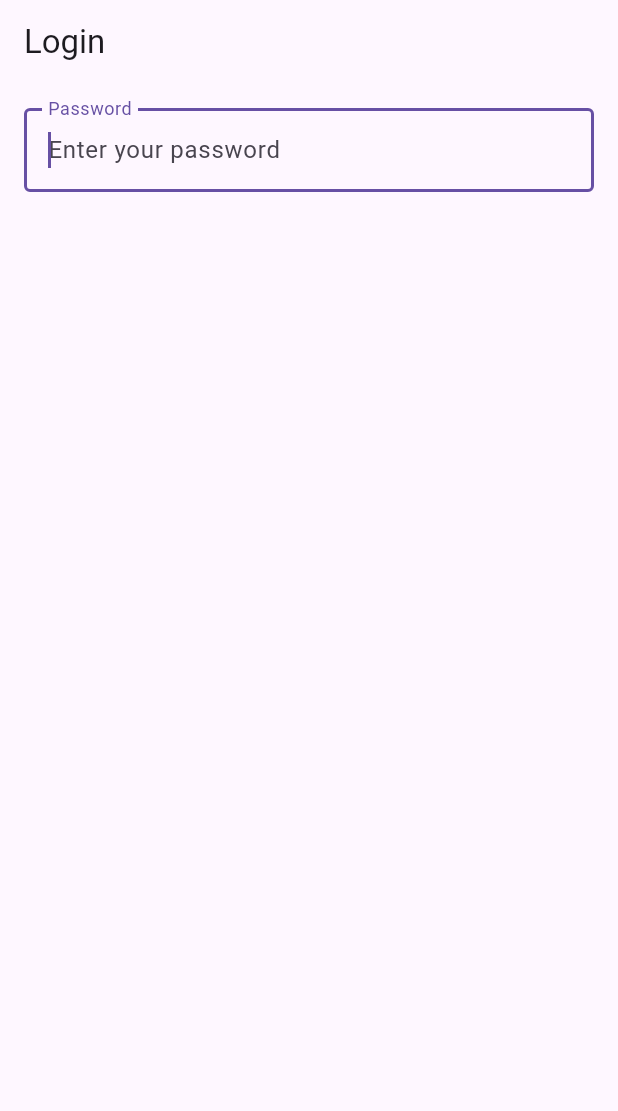
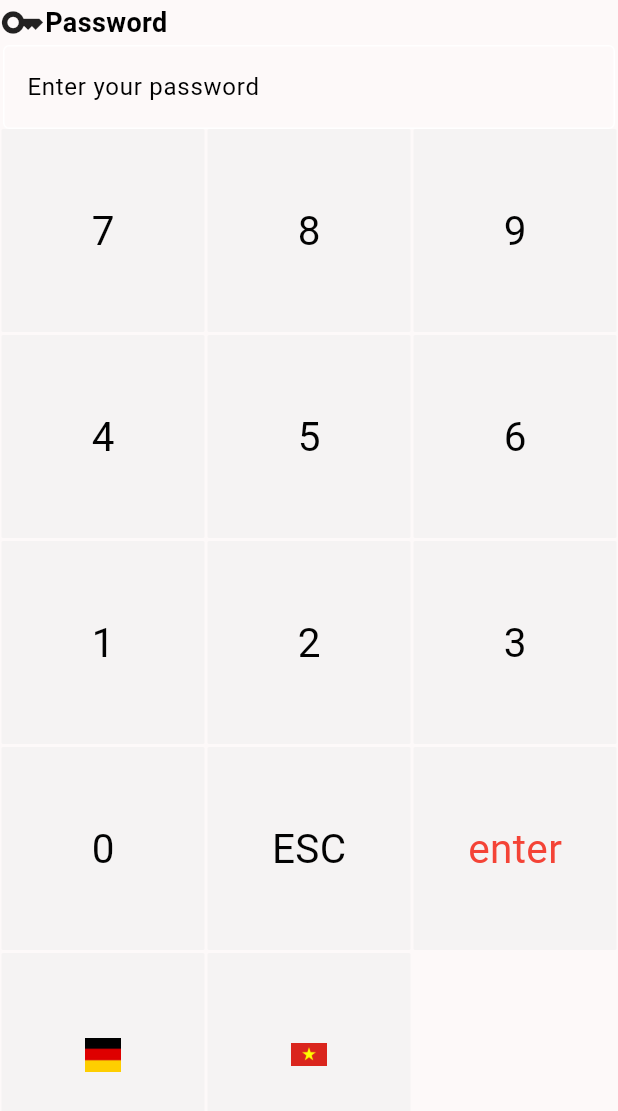
Before and after one commit to longtv-cnt/shop, a Flutter app: the screen it shows after launch, on a phone screen of 412 x 824 dp. Shown: the top 1111 px of the screen. Run offline on Flutter 3.47's test engine with Material 3 defaults, Android fonts, the phone set to English and light mode, and no system bars; missing offline and left inert: built_in_keyboard.

Commit message:
design basic

```diff
--- /dev/null
+++ b/lib/main copy.dart
@@ -0,0 +1,22 @@
+import 'package:flutter/material.dart';
+
+import 'keyboard/home_screen.dart';
+
+void main() {
+  runApp(const MyApp());
+}
+
+class MyApp extends StatelessWidget {
+  const MyApp({Key? key}) : super(key: key);
+  @override
+  Widget build(BuildContext context) {
+    return MaterialApp(
+      debugShowCheckedModeBanner: false,
+      title: 'Flutter Demo',
+      theme: ThemeData(
+        primarySwatch: Colors.blue,
+      ),
+      home: const CustomKeyboard(),
+    );
+  }
+}
--- a/lib/main.dart
+++ b/lib/main.dart
@@ -1,131 +1,209 @@
 import 'package:flutter/material.dart';
-import 'package:flutter/services.dart';
 import 'package:shop/admin.dart';
 
 void main() {
-  runApp(MyApp());
+  runApp(const MyApp());
 }
 
 class MyApp extends StatelessWidget {
+  const MyApp({Key? key});
+
   @override
   Widget build(BuildContext context) {
     return MaterialApp(
-      home: LoginScreen(),
       debugShowCheckedModeBanner: false,
+      title: 'Calculator',
+      theme: ThemeData(
+        colorScheme: ColorScheme.fromSwatch(primarySwatch: Colors.deepPurple),
+        useMaterial3: true,
+      ),
+      home: const Calculator(),
     );
   }
 }
 
-class LoginScreen extends StatefulWidget {
-  const LoginScreen({super.key});
+class Calculator extends StatefulWidget {
+  const Calculator({Key? key});
 
   @override
-  State<LoginScreen> createState() => _LoginScreenState();
+  State<Calculator> createState() => _CalculatorState();
 }
 
-class _LoginScreenState extends State<LoginScreen> {
-  final _textEditingController  = TextEditingController();
-String _correctPassword = "12345";
+class _CalculatorState extends State<Calculator> {
+  String userInput = '';
+  String _correctPassword = '12345';
+  String errorMessage = '';
+
+  List<String> buttons = [
+    '7',
+    '8',
+    '9',
+    '4',
+    '5',
+    '6',
+    '1',
+    '2',
+    '3',
+    '0',
+    'ESC',
+    'enter',
+    'GE',
+    'VI'
+  ];
+
   @override
   Widget build(BuildContext context) {
-    return Scaffold(
-      appBar: AppBar(
-        title: const Text("Login"),
-      ),
-      body: Padding(
-        padding: const EdgeInsets.all(16.0),
-        child: Column(
-          crossAxisAlignment: CrossAxisAlignment.center,
+    return SafeArea(
+      child: Scaffold(
+        backgroundColor: const Color.fromARGB(255, 253, 249, 249),
+        body: Column(
           children: [
-            TextField(
-              controller: _textEditingController,
-              obscureText: true,
-              decoration:  const InputDecoration(
-                border: OutlineInputBorder(),
-                labelText: "Password",
-                hintText: "Enter your password",
+            SizedBox(
+              child: Column(
+                children: [
+                  const Row(
+                    mainAxisAlignment: MainAxisAlignment.start,
+                    children: [
+                      // IconButton(
+                      //   onPressed: () {},
+                      //   icon: Icon(Icons.access_alarms),
+                      // ),
+                      Icon(Icons.key, size: 30),
+                      Text(
+                        'Password',
+                        style: TextStyle(
+                          fontSize: 18,
+                          fontWeight: FontWeight.bold,
+                        ),
+                      ),
+                      SizedBox(width: 100),
+                      // IconButton(
+                      //   onPressed: () {},
+                      //   icon: Icon(Icons.more_vert),
+                      // ),
+                    ],
+                  ),
+                  Padding(
+                    padding: const EdgeInsets.symmetric(horizontal: 2.0),
+                    child: TextField(
+                      decoration: InputDecoration(
+                        border: const OutlineInputBorder(
+                            borderSide:
+                                BorderSide(color: Colors.red, width: 2.0)),
+                        labelText: 'Enter your password',
+                        errorText:
+                            errorMessage.isNotEmpty ? errorMessage : null,
+                      ),
+                      obscureText: true,
+                      readOnly: true,
+                      keyboardType: TextInputType.none,
+                      controller: TextEditingController(text: userInput),
+                    ),
+                  ),
+                ],
               ),
-              keyboardType: TextInputType.number,
-              inputFormatters: [FilteringTextInputFormatter.digitsOnly],
-              autofocus: true, // Focus vào TextField khi màn hình được hiển thị
-              onSubmitted: (_) {
-                handleSubmitted(_textEditingController.text,_correctPassword);
-              },
+            ),
+            Expanded(
+              child: Padding(
+                padding: const EdgeInsets.symmetric(horizontal: 1),
+                child: GridView.builder(
+                  shrinkWrap: false,
+                  gridDelegate: const SliverGridDelegateWithFixedCrossAxisCount(
+                    crossAxisCount: 3,
+                    crossAxisSpacing: 2.0, // Adjust this value
+                    mainAxisSpacing: 2.0, // Adjust this value
+                  ),
+                  itemCount: buttons.length,
+                  itemBuilder: (BuildContext context, int index) {
+                    return CustomButton(
+                      text: buttons[index],
+                    );
+                  },
+                ),
+              ),
             ),
           ],
         ),
       ),
     );
   }
-  void handleSubmitted(String text,_correctPassword) {
-    if (text == _correctPassword) {Navigator.push(
-      context, MaterialPageRoute(
-        builder: (context) => AdminScreen()));}
-    else {
-      showDialog(
-        context: context,
-        builder: (context) {
-          return AlertDialog(
-            title: const Text("Login"),
-            content: const Text("Login failed"),
-            actions: [
-              TextButton(
-                onPressed: () {
-                  Navigator.of(context).pop();
-                },
-                child: const Text("OK"),
-              ),
-            ],
-          );
+
+  Widget CustomButton({required String text}) {
+    return Padding(
+      padding: const EdgeInsets.all(0),
+      child: InkWell(
+        splashColor: Colors.lightGreen,
+        onTap: () {
+          setState(() {
+            handle(text);
+          });
         },
-      );
-
-
-    }
-    // if (text == _correctPassword) {
-    //   showDialog(
-    //     context: context,
-    //     builder: (context) {
-    //       return AlertDialog(
-    //         title: const Text("Login"),
-    //         content: const Text("Login success"),
-    //         actions: [
-    //           TextButton(
-    //             onPressed: () {
-    //               Navigator.of(context).pop();
-    //             },
-    //             child: const Text("OK"),
-    //           ),
-    //         ],
-    //       );
-    //     },
-    //   );
-    // } else {
-    //   showDialog(
-    //     context: context,
-    //     builder: (context) {
-    //       return AlertDialog(
-    //         title: const Text("Login"),
-    //         content: const Text("Login failed"),
-    //         actions: [
-    //           TextButton(
-    //             onPressed: () {
-    //               Navigator.of(context).pop();
-    //             },
-    //             child: const Text("OK"),
-    //           ),
-    //         ],
-    //       );
-    //     },
-    //   );
-    // }
-
-  }
-  @override
-  void dispose() {
-    _textEditingController.dispose(); // Giải phóng bộ nhớ khi widget bị loại bỏ
-    super.dispose();
+        child: Ink(
+          // width: 0.1,
+          // height: 0.1,
+          decoration: BoxDecoration(
+            color: const Color.fromARGB(255, 245, 243, 243),
+            borderRadius: BorderRadius.circular(1),
+          ),
+          child: Center(
+            child: text == 'GE'
+                ? Image.asset(
+                    'assets/image/ge_flag.jpg',
+                    width: 24,
+                    height: 24,
+                  )
+                : text == 'VI'
+                    ? Image.asset(
+                        'assets/image/vi_flag.png', //
+                        width: 24,
+                        height: 24,
+                      )
+                    : Text(
+                        text,
+                        style: TextStyle(fontSize: 27, color: getColor(text)),
+                      ),
+          ),
+        ),
+      ),
+    );
   }
 
+  getColor(String text) {
+    if (text == 'enter') {
+      return Colors.red;
+    }
+    return const Color.fromARGB(255, 2, 2, 2);
+  }
 
+  handle(String text) {
+    if (text == 'AC') {
+      setState(() {
+        userInput = '';
+      });
+    } else if (text == 'DEL') {
+      setState(() {
+        if (userInput.isNotEmpty) {
+          userInput = userInput.substring(0, userInput.length - 1);
+        }
+      });
+    } else if (text == 'enter') {
+      process();
+    } else if (text != 'ESC' && text != 'DEL' && text != 'enter') {
+      setState(() {
+        userInput += text;
+      });
+    }
+  }
+
+  process() {
+    if (userInput == _correctPassword) {
+      Navigator.push(
+          context, MaterialPageRoute(builder: (context) => AdminApp()));
+    }
+    if (userInput != _correctPassword) {
+      setState(() {
+        errorMessage = 'Kindly enter the correct password';
+      });
+    }
+  }
 }
```
Also changed, not shown: lib/keyboard/home_screen.dart (added, +158 -0 lines), lib/keyboard/model.dart (added, +57 -0 lines), lib/keyboars v1/build-keyboard.dart (added, +102 -0 lines), pubspec.yaml (+8 -4 lines), assets/image/background.jpg (added), assets/image/ge_flag.jpg (added), assets/image/vi_flag.png (added), pubspec.lock, 2 other files.
